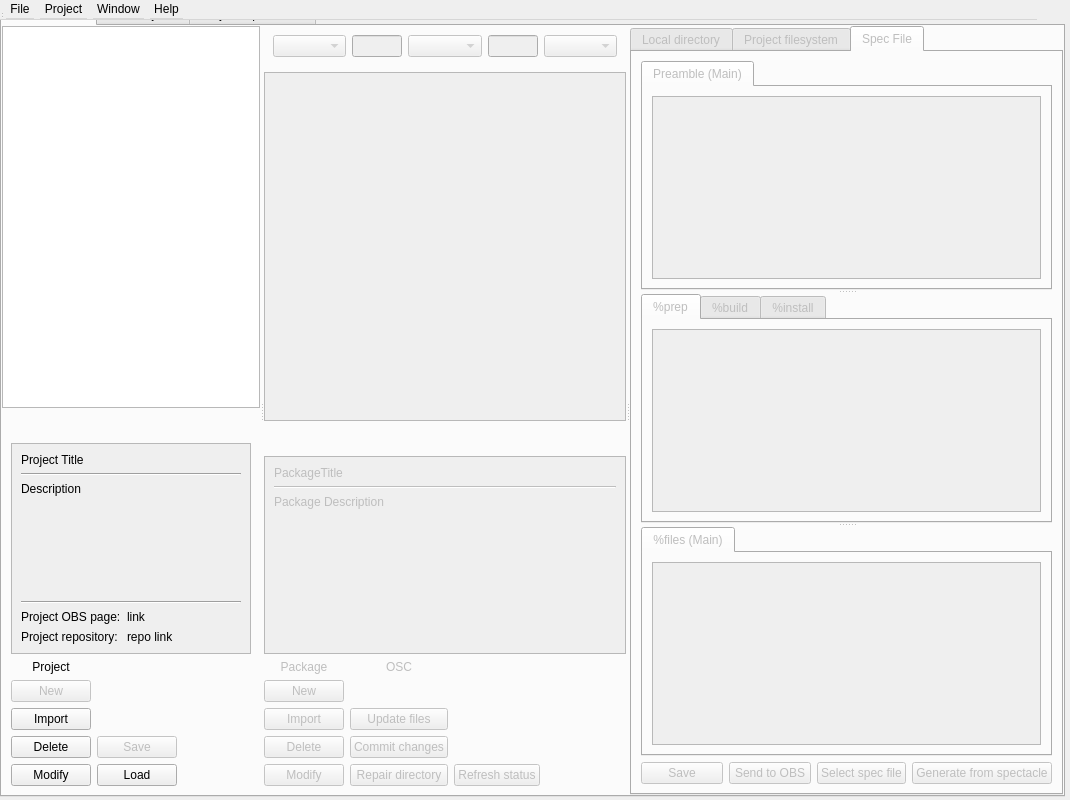
Above: src/ObsLightGui/ui/obsLightMain.ui from ronan22/obs-light before the change. Below: the same form after it.
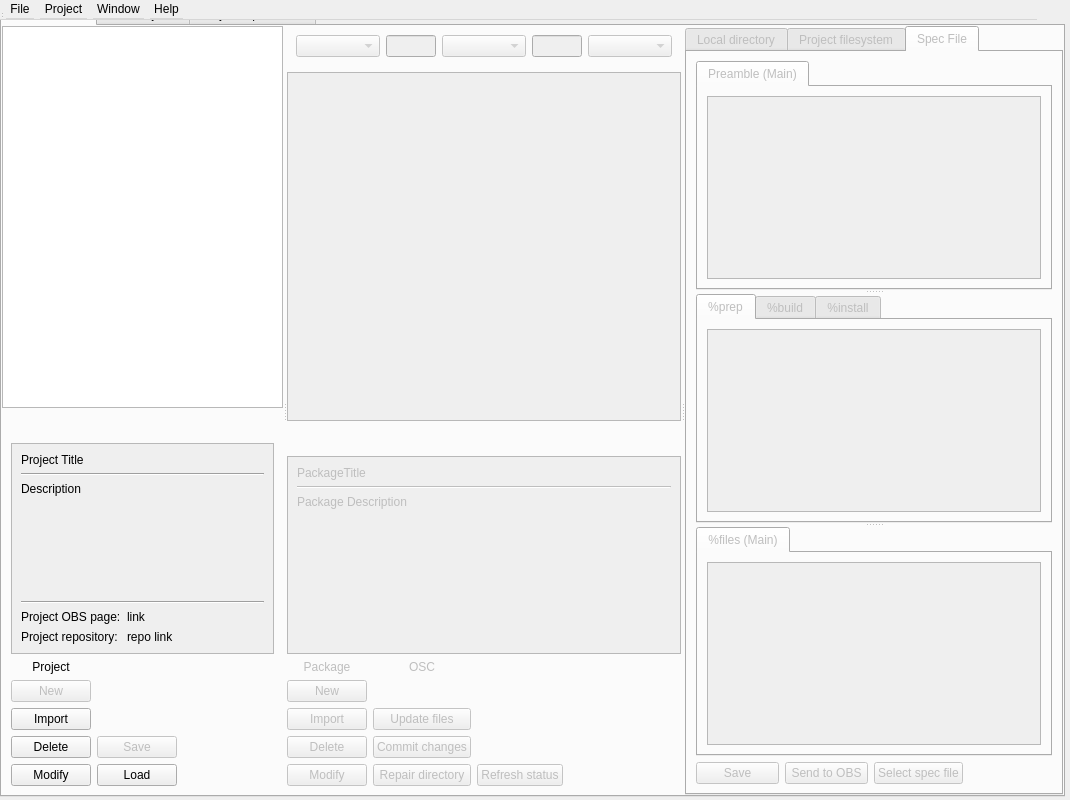
That is the form after the change. The open tabs and pages were chosen to show the change. Icons and pictures are not drawn. Custom widgets are drawn as their Qt base class.

Commit message: - Remove spectacle support.

```diff
--- a/src/ObsLightGui/ui/obsLightMain.ui
+++ b/src/ObsLightGui/ui/obsLightMain.ui
@@ -156,7 +156,7 @@
                    <rect>
                     <x>0</x>
                     <y>0</y>
-                    <width>240</width>
+                    <width>285</width>
                     <height>223</height>
                    </rect>
                   </property>
@@ -526,7 +526,7 @@
                    <rect>
                     <x>0</x>
                     <y>0</y>
-                    <width>350</width>
+                    <width>415</width>
                     <height>214</height>
                    </rect>
                   </property>
@@ -1257,13 +1257,6 @@
                </property>
               </widget>
              </item>
-             <item row="1" column="3">
-              <widget class="QPushButton" name="generateSpecFileButton">
-               <property name="text">
-                <string>Generate from spectacle</string>
-               </property>
-              </widget>
-             </item>
              <item row="1" column="1">
               <widget class="QPushButton" name="sendSpecFileToObsButton">
                <property name="text">
```
Left out of the diff: 4 changed lines with no effect on the pictures. The commit also changes 8 other files.
